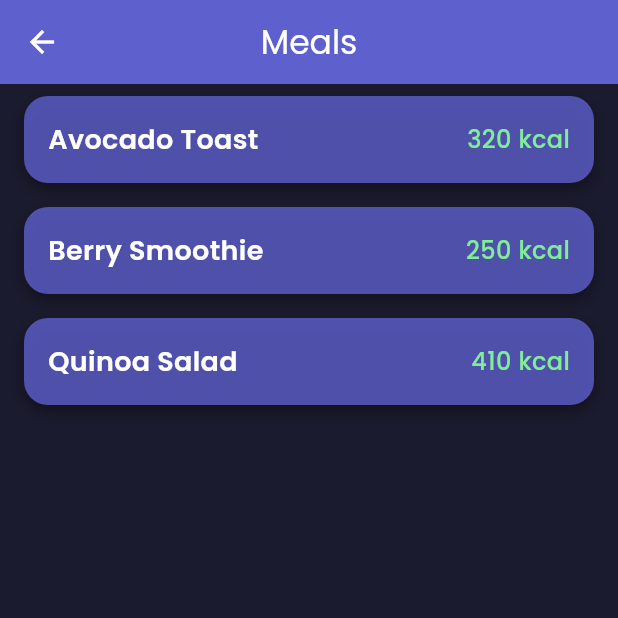
After one commit to jithin-omanakuttan/calorie_tracker, a Flutter app: the MealListScreen screen opened directly, on a phone screen of 412 x 824 dp, the top half of it. The commit adds this screen. Run offline on Flutter 3.47's test engine with Material 3 defaults, Android fonts, the phone set to English and light mode, and no system bars; our stand-ins replace flutter_bloc, flutter_dotenv, freezed_annotation, get_it, glassmorphism, google_fonts and 1 more; generated files the repository leaves out were written again.

```diff
--- a/lib/bloc/chat_cubit.dart
+++ b/lib/bloc/chat_cubit.dart
@@ -75,7 +75,7 @@ class ChatCubit extends Cubit<ChatState> {
     final totalsBox = store.box<TotalsEntity>();
     store.runInTransaction(TxMode.write, () {
       final mealId = mealBox.put(mealEntity);
-      totalsEntity.meal.target = mealEntity;
+      totalsEntity.meal.targetId = mealId;
       totalsBox.put(totalsEntity);
       for (final it in itemEntities) {
         it.meal.target = mealEntity;
--- /dev/null
+++ b/lib/widgets/meal_card.dart
@@ -0,0 +1,60 @@
+// lib/widgets/meal_card.dart
+import 'package:flutter/material.dart';
+import '../constants/colors.dart';
+
+class MealCard extends StatelessWidget {
+  final String mealTitle;
+  final String calories;
+  final VoidCallback onTap;
+
+  const MealCard({
+    super.key,
+    required this.mealTitle,
+    required this.calories,
+    required this.onTap,
+  });
+
+  @override
+  Widget build(BuildContext context) {
+    return InkWell(
+      onTap: onTap,
+      borderRadius: BorderRadius.circular(16),
+      child: Container(
+        margin: const EdgeInsets.symmetric(vertical: 8, horizontal: 16),
+        padding: const EdgeInsets.all(16),
+        decoration: BoxDecoration(
+          color: AppColors.deepPurple.withOpacity(0.8),
+          borderRadius: BorderRadius.circular(16),
+          boxShadow: [
+            BoxShadow(
+              color: Colors.black.withOpacity(0.4),
+              blurRadius: 8,
+              offset: const Offset(0, 4),
+            ),
+          ],
+        ),
+        child: Row(
+          mainAxisAlignment: MainAxisAlignment.spaceBetween,
+          children: [
+            Text(
+              mealTitle,
+              style: const TextStyle(
+                color: Colors.white,
+                fontSize: 18,
+                fontWeight: FontWeight.w600,
+              ),
+            ),
+            Text(
+              calories,
+              style: const TextStyle(
+                color: AppColors.mintGreen,
+                fontSize: 16,
+                fontWeight: FontWeight.w500,
+              ),
+            ),
+          ],
+        ),
+      ),
+    );
+  }
+}
--- /dev/null
+++ b/lib/widgets/meal_list_screen.dart
@@ -0,0 +1,101 @@
+// lib/screens/meal_list_screen.dart
+import 'package:flutter/material.dart';
+import '../widgets/meal_card.dart';
+
+class MealListScreen extends StatefulWidget {
+  const MealListScreen({super.key});
+  @override
+  State<MealListScreen> createState() => _MealListScreenState();
+}
+
+class _MealListScreenState extends State<MealListScreen>
+    with SingleTickerProviderStateMixin {
+  final List<Map<String, String>> _meals = [
+    {'title': 'Avocado Toast', 'cal': '320 kcal'},
+    {'title': 'Berry Smoothie', 'cal': '250 kcal'},
+    {'title': 'Quinoa Salad', 'cal': '410 kcal'},
+  ];
+
+  late final AnimationController _controller;
+  late final List<Animation<Offset>> _slideAnimations;
+  late final List<Animation<double>> _fadeAnimations;
+
+  @override
+  void initState() {
+    super.initState();
+    _controller = AnimationController(
+      duration: Duration(milliseconds: 600),
+      vsync: this,
+    );
+
+    _slideAnimations = List.generate(
+      _meals.length,
+      (index) {
+        final start = index * 0.1;
+        final end = start + 0.6;
+        return Tween<Offset>(
+          begin: const Offset(0, 0.3),
+          end: Offset.zero,
+        ).animate(
+          CurvedAnimation(
+            parent: _controller,
+            curve: Interval(start, end, curve: Curves.easeOut),
+          ),
+        );
+      },
+    );
+
+    _fadeAnimations = List.generate(
+      _meals.length,
+      (index) {
+        final start = index * 0.1;
+        final end = start + 0.6;
+        return Tween<double>(begin: 0, end: 1).animate(
+          CurvedAnimation(
+            parent: _controller,
+            curve: Interval(start, end, curve: Curves.easeIn),
+          ),
+        );
+      },
+    );
+
+    // Start the staggered animations
+    _controller.forward();
+  }
+
+  @override
+  void dispose() {
+    _controller.dispose();
+    super.dispose();
+  }
+
+  void _onMealTap(int index) {
+    // For example, show meal detail or a toast
+    ScaffoldMessenger.of(context).showSnackBar(
+      SnackBar(content: Text('Tapped: ${_meals[index]['title']}')),
+    );
+  }
+
+  @override
+  Widget build(BuildContext context) {
+    return Scaffold(
+      appBar: AppBar(title: const Text('Meals')),
+      body: ListView.builder(
+        itemCount: _meals.length,
+        itemBuilder: (context, index) {
+          return SlideTransition(
+            position: _slideAnimations[index],
+            child: FadeTransition(
+              opacity: _fadeAnimations[index],
+              child: MealCard(
+                mealTitle: _meals[index]['title']!,
+                calories: _meals[index]['cal']!,
+                onTap: () => _onMealTap(index),
+              ),
+            ),
+          );
+        },
+      ),
+    );
+  }
+}
```
Also changed, not shown: lib/screens/history_screen.dart (+113 -18 lines).
